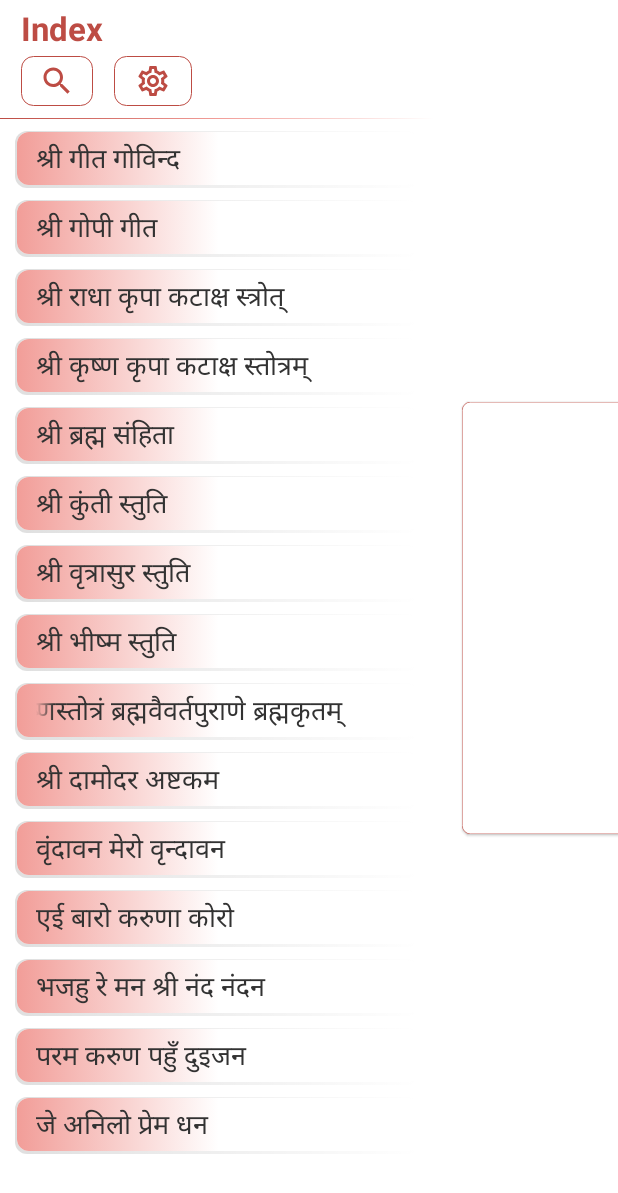
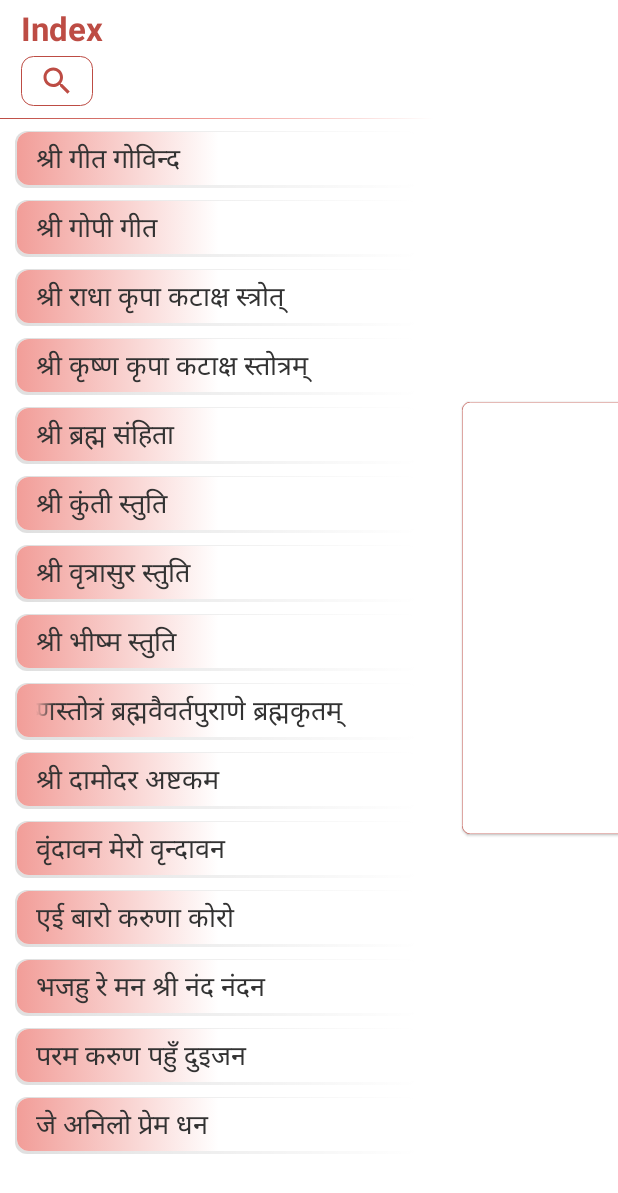
Before and after one commit to Hardik-Vaghani/Hymn-Book, an Android app: the screen it shows after launch (MainActivity), with the side drawer open, on a phone screen of 412 x 824 dp. Shown: the top 1193 px of the screen. Run offline under Robolectric (Android 15) with nearby library versions, the phone set to English and light mode, and no system bars; our stand-ins replace Dagger/Hilt's generated code.

Commit message:
hide setting option

```diff
--- a/app/src/main/java/com/hardik/hymnbook/presentation/MainActivity.kt
+++ b/app/src/main/java/com/hardik/hymnbook/presentation/MainActivity.kt
@@ -79,7 +79,7 @@ class MainActivity : AppCompatActivity() {
         var isHistoryTrackerEnabled = prefs.getBoolean("history_tracker", false)
         Log.e(TAG, "onCreate: isSync: $isHistoryTrackerEnabled")
 
-        val screenUi = prefs.getString("system_ui", "default_screen")
+        val screenUi = prefs.getString("system_ui", "fullscreen")
         val systemUiValues: Array<String> = resources.getStringArray(R.array.system_ui_values)
 
         UI_ORIENTATION_UTILS?.setOrientationUnlock(this@MainActivity) // Unlock orientation
--- a/app/src/main/res/layout-land/drawer_layout.xml
+++ b/app/src/main/res/layout-land/drawer_layout.xml
@@ -109,6 +109,7 @@
                 android:layout_width="wrap_content"
                 android:layout_height="match_parent"
                 android:layout_marginTop="@dimen/padding_4"
+                android:visibility="gone"
                 android:background="@drawable/searchview_background">
 
                 <com.google.android.material.imageview.ShapeableImageView
--- a/app/src/main/res/layout/drawer_layout.xml
+++ b/app/src/main/res/layout/drawer_layout.xml
@@ -104,6 +104,7 @@
                 android:layout_width="wrap_content"
                 android:layout_height="match_parent"
                 android:layout_marginTop="@dimen/padding_4"
+                android:visibility="gone"
                 android:background="@drawable/searchview_background">
 
                 <com.google.android.material.imageview.ShapeableImageView
```
